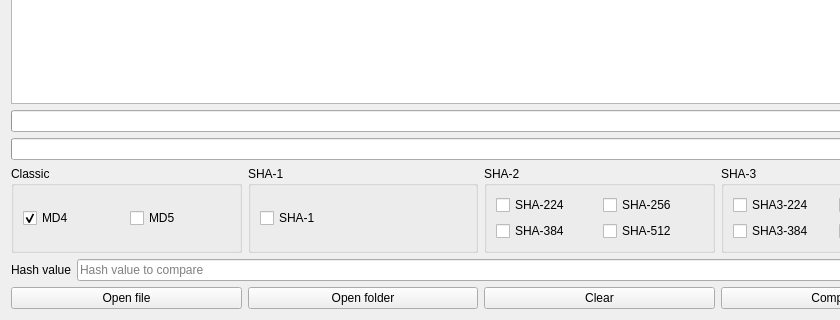
The window that widget.ui (Qt-Widgets/hash-calculator) describes before a commit, drawn with Qt 5; both pictures show x 0 to 840 and y 301 to 621 of the 962 by 621 pixel window.
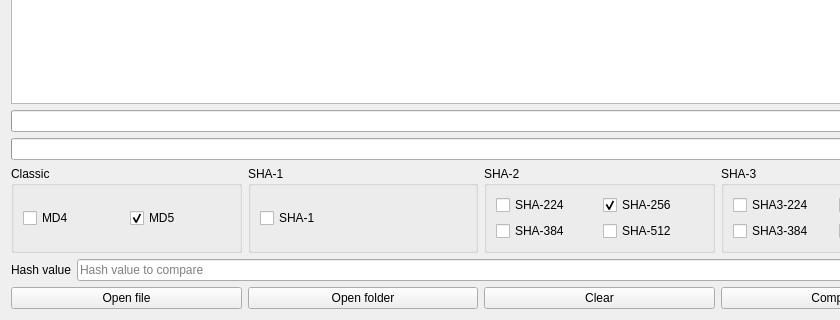
The same window after the commit.

```diff
--- a/widget.ui
+++ b/widget.ui
@@ -69,9 +69,6 @@
           <property name="text">
            <string>MD4</string>
           </property>
-          <property name="checked">
-           <bool>true</bool>
-          </property>
          </widget>
         </item>
         <item row="0" column="1">
@@ -79,6 +76,9 @@
           <property name="text">
            <string>MD5</string>
           </property>
+          <property name="checked">
+           <bool>true</bool>
+          </property>
          </widget>
         </item>
        </layout>
@@ -118,6 +118,9 @@
           <property name="text">
            <string>SHA-256</string>
           </property>
+          <property name="checked">
+           <bool>true</bool>
+          </property>
          </widget>
         </item>
         <item row="1" column="0">
```
